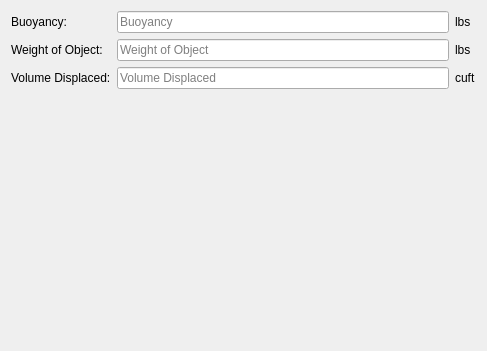
Before: the Qt Designer form Calculators/Buoyancy/BuoyancyOfObject/Page.ui in towel42-com/SCUBA-Calculator, drawn with Qt 5.
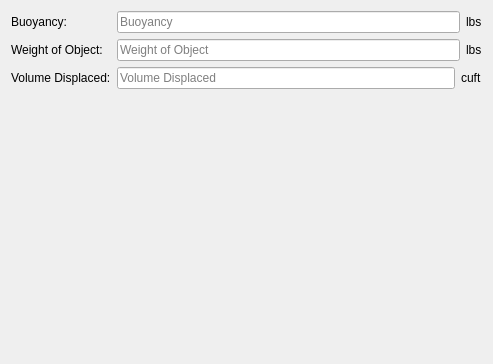
After: the same form once the commit is applied.

Commit message: Buoyancy calculators work

Patch:
```diff
--- a/Calculators/Buoyancy/BuoyancyOfObject/Page.ui
+++ b/Calculators/Buoyancy/BuoyancyOfObject/Page.ui
@@ -6,62 +6,88 @@
    <rect>
     <x>0</x>
     <y>0</y>
-    <width>487</width>
-    <height>351</height>
+    <width>493</width>
+    <height>364</height>
    </rect>
   </property>
   <property name="windowTitle">
    <string>Title</string>
   </property>
-  <layout class="QGridLayout" name="gridLayout">
+  <layout class="QFormLayout" name="formLayout">
+   <item row="0" column="0">
+    <widget class="QLabel" name="label">
+     <property name="text">
+      <string>Buoyancy:</string>
+     </property>
+    </widget>
+   </item>
    <item row="0" column="1">
+    <layout class="QHBoxLayout" name="horizontalLayout">
+     <item>
     <widget class="QLineEdit" name="buoyancy">
      <property name="placeholderText">
       <string>Buoyancy</string>
      </property>
     </widget>
    </item>
+     <item>
+      <widget class="QLabel" name="buoyuancyUnits">
+       <property name="text">
+        <string>lbs</string>
+       </property>
+      </widget>
+     </item>
+    </layout>
+   </item>
+   <item row="1" column="0">
+    <widget class="QLabel" name="label_4">
+     <property name="text">
+      <string>Weight of Object:</string>
+     </property>
+    </widget>
+   </item>
    <item row="1" column="1">
+    <layout class="QHBoxLayout" name="horizontalLayout_2">
+     <item>
     <widget class="QLineEdit" name="weightOfObject">
      <property name="placeholderText">
       <string>Weight of Object</string>
      </property>
     </widget>
    </item>
-   <item row="0" column="0">
-    <widget class="QLabel" name="label">
+     <item>
+      <widget class="QLabel" name="weightUnits">
      <property name="text">
-      <string>Buoyancy:</string>
+        <string>lbs</string>
+       </property>
+      </widget>
+     </item>
+    </layout>
+   </item>
+   <item row="2" column="0">
+    <widget class="QLabel" name="label_5">
+     <property name="text">
+      <string>Volume Displaced:</string>
      </property>
     </widget>
    </item>
    <item row="2" column="1">
+    <layout class="QHBoxLayout" name="horizontalLayout_3">
+     <item>
     <widget class="QLineEdit" name="volumeDisplaced">
      <property name="placeholderText">
       <string>Volume Displaced</string>
      </property>
     </widget>
    </item>
-   <item row="2" column="2">
+     <item>
     <widget class="QLabel" name="volumeDisplacedUnits">
      <property name="text">
       <string>cuft</string>
      </property>
     </widget>
    </item>
-   <item row="1" column="2">
-    <widget class="QLabel" name="weightUnits">
-     <property name="text">
-      <string>lbs</string>
-     </property>
-    </widget>
-   </item>
-   <item row="2" column="0">
-    <widget class="QLabel" name="label_5">
-     <property name="text">
-      <string>Volume Displaced:</string>
-     </property>
-    </widget>
+    </layout>
    </item>
    <item row="3" column="0">
     <spacer name="verticalSpacer">
@@ -76,20 +102,6 @@
      </property>
     </spacer>
    </item>
-   <item row="1" column="0">
-    <widget class="QLabel" name="label_4">
-     <property name="text">
-      <string>Weight of Object:</string>
-     </property>
-    </widget>
-   </item>
-   <item row="0" column="2">
-    <widget class="QLabel" name="buoyuancyUnits">
-     <property name="text">
-      <string>lbs</string>
-     </property>
-    </widget>
-   </item>
   </layout>
   <action name="actionExit">
    <property name="text">
```
Lines whose indentation alone changed are shown as unchanged. The commit also changes 56 other files.
